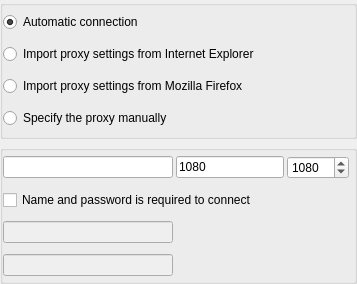
The window that src/plugins/connectionmanager/proxyoptionswidget.ui (silvansky/Contacts) describes before a commit, drawn with Qt 5.
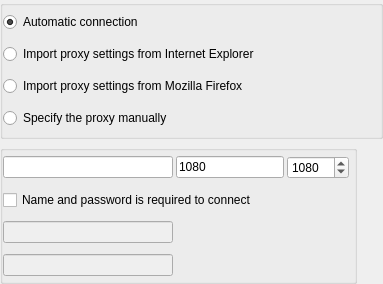
The same window after the commit.

```diff
--- a/src/plugins/connectionmanager/proxyoptionswidget.ui
+++ b/src/plugins/connectionmanager/proxyoptionswidget.ui
@@ -6,7 +6,7 @@
    <rect>
     <x>0</x>
     <y>0</y>
-    <width>311</width>
+    <width>383</width>
     <height>284</height>
    </rect>
   </property>
```
Left out of the diff: 2 changed lines with no effect on the pictures.
